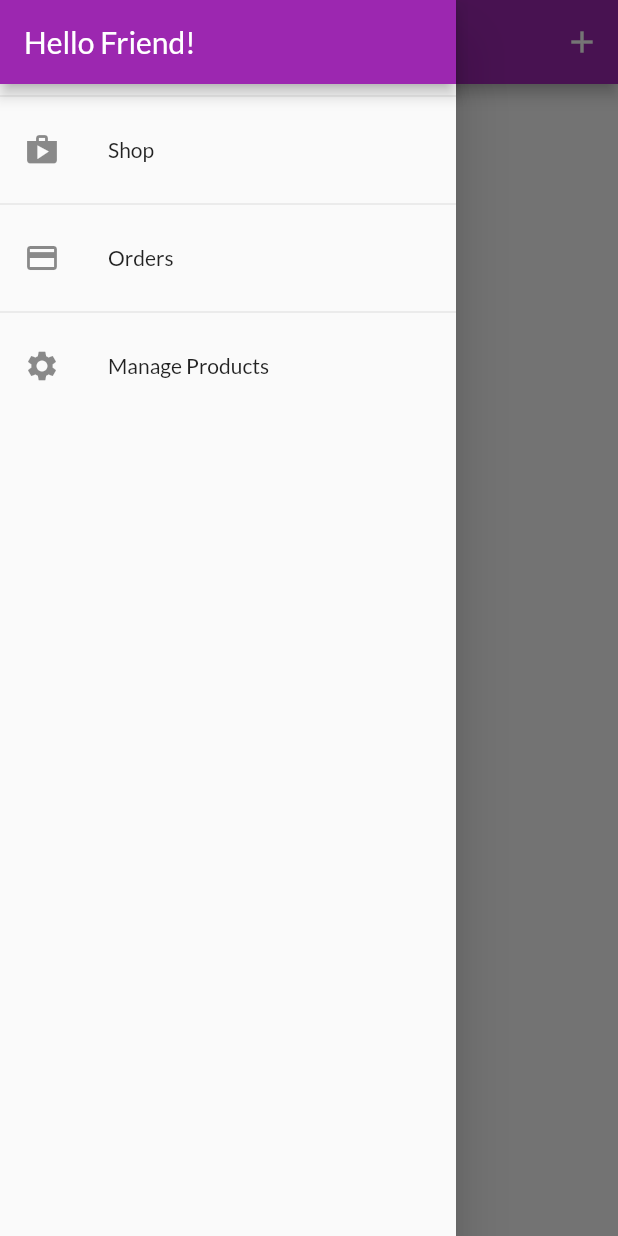
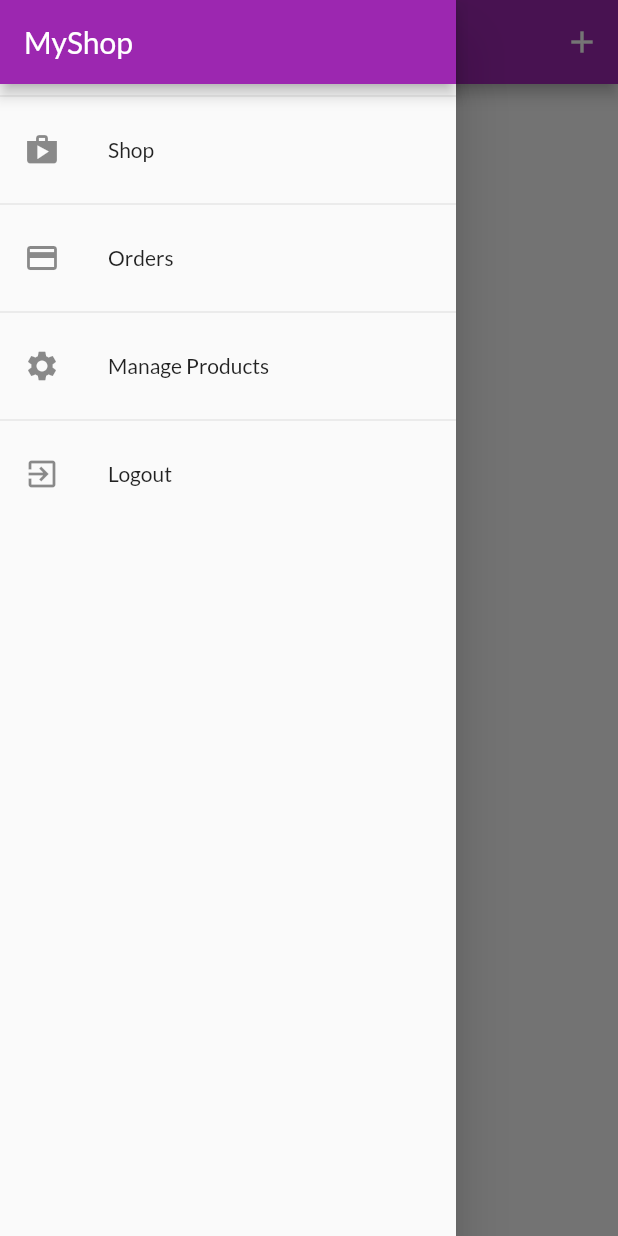
Before and after one commit to lelinrashed/Shop-App, a Flutter app: the UserProductsScreen screen opened by its route, with the side drawer open, on a phone screen of 412 x 824 dp. Run offline on Flutter 3.47's test engine with Material 2 defaults, Android fonts, the phone set to English and light mode, and no system bars; our stand-ins replace shared_preferences; accounts and stored records are empty; network calls fail.

Commit message:
Push after setup auth

```diff
--- a/lib/screens/user_products_screen.dart
+++ b/lib/screens/user_products_screen.dart
@@ -8,13 +8,13 @@ import '../screens/edit_product_screen.dart';
 class UserProductsScreen extends StatelessWidget {
   static const routeName = '/user-products';
 
-  Future<void> _refershProducts (BuildContext context) async {
-    await Provider.of<Products>(context, listen: false).fetchAndSetProducts();
+  Future<void> _refershProducts(BuildContext context) async {
+    await Provider.of<Products>(context, listen: false)
+        .fetchAndSetProducts(true);
   }
 
   @override
   Widget build(BuildContext context) {
-    final productsData = Provider.of<Products>(context);
     return Scaffold(
       appBar: AppBar(
         title: const Text('Your Products'),
@@ -28,9 +28,17 @@ class UserProductsScreen extends StatelessWidget {
         ],
       ),
       drawer: AppDrawer(),
-      body: RefreshIndicator(
+      body: FutureBuilder(
+        future: _refershProducts(context),
+        builder: (ctx, snapshot) =>
+            snapshot.connectionState == ConnectionState.waiting
+                ? Center(
+                    child: CircularProgressIndicator(),
+                  )
+                : RefreshIndicator(
                     onRefresh: () => _refershProducts(context),
-        child: Padding(
+                    child: Consumer<Products>(
+                      builder: (ctx, productsData, _) => Padding(
                         padding: EdgeInsets.all(8),
                         child: ListView.builder(
                           itemBuilder: (context, index) => Column(
@@ -47,6 +55,8 @@ class UserProductsScreen extends StatelessWidget {
                         ),
                       ),
                     ),
+                  ),
+      ),
     );
   }
 }
--- a/lib/widgets/app_drawer.dart
+++ b/lib/widgets/app_drawer.dart
@@ -1,6 +1,8 @@
 import 'package:flutter/material.dart';
+import 'package:provider/provider.dart';
 import '../screens/user_products_screen.dart';
 import '../screens/order_screen.dart';
+import '../providers/auth.dart';
 
 class AppDrawer extends StatelessWidget {
   @override
@@ -9,7 +11,7 @@ class AppDrawer extends StatelessWidget {
       child: Column(
         children: <Widget>[
           AppBar(
-            title: Text('Hello Friend!'),
+            title: Text('MyShop'),
             automaticallyImplyLeading: false,
           ),
           Divider(),
@@ -36,6 +38,16 @@ class AppDrawer extends StatelessWidget {
               Navigator.of(context).pushReplacementNamed(UserProductsScreen.routeName);
             },
           ),
+          Divider(),
+          ListTile(
+            leading: Icon(Icons.exit_to_app),
+            title: Text('Logout'),
+            onTap: () {
+              Navigator.of(context).pop();
+              Navigator.of(context).pushReplacementNamed('/');
+              Provider.of<Auth>(context, listen: false).logout();
+            },
+          ),
         ],
       ),
     );
--- a/lib/widgets/product_item.dart
+++ b/lib/widgets/product_item.dart
@@ -34,7 +34,7 @@ class ProductItem extends StatelessWidget {
                 color: Theme.of(context).accentColor,
                 icon: Icon(product.isFavourit ? Icons.favorite : Icons.favorite_border),
                 onPressed: () {
-                  product.toggleFavouritStatus(authData.token);
+                  product.toggleFavouritStatus(authData.token, authData.userId);
                 },
               ),
             ),
--- a/pubspec.yaml
+++ b/pubspec.yaml
@@ -22,6 +22,7 @@ dependencies:
   provider: ^4.0.4
   intl: ^0.16.1
   http: ^0.12.0+4
+  shared_preferences: ^0.5.6+3
 
 
   # The following adds the Cupertino Icons font to your application.
```
Also changed, not shown: lib/main.dart (+20 -3 lines), lib/providers/auth.dart (+65 -0 lines), lib/providers/orders.dart (+5 -3 lines), lib/providers/product.dart (+10 -8 lines), lib/providers/products.dart (+10 -5 lines), lib/screens/splash_screen.dart (added, +12 -0 lines), pubspec.lock. Lines whose indentation alone changed are shown as unchanged.
